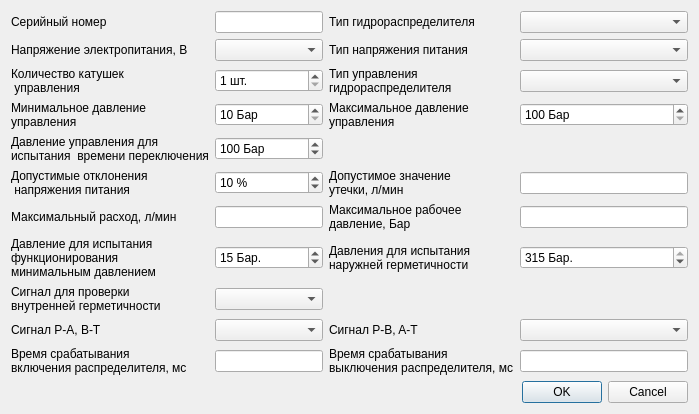
First picture: the form in hydro_title_info.ui, repository firef0xff/SSHGS01, before the edit.
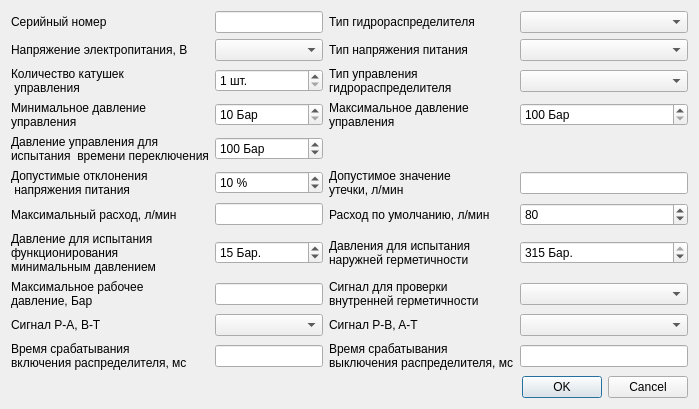
Second picture: the form after the edit.

Diff of the .ui file:
```diff
--- a/hydro_title_info.ui
+++ b/hydro_title_info.ui
@@ -133,14 +133,6 @@
        </property>
       </widget>
      </item>
-     <item row="12" column="0">
-      <widget class="QLabel" name="l_herm_signal">
-       <property name="text">
-        <string>Сигнал для проверки
-внутренней герметичности</string>
-       </property>
-      </widget>
-     </item>
      <item row="4" column="2">
       <widget class="QLabel" name="l_control_type">
        <property name="text">
@@ -287,31 +279,6 @@
        </property>
       </widget>
      </item>
-     <item row="12" column="1">
-      <widget class="QComboBox" name="HermSignal">
-       <property name="currentText">
-        <string/>
-       </property>
-       <property name="currentIndex">
-        <number>-1</number>
-       </property>
-       <item>
-        <property name="text">
-         <string>Отсутствует</string>
-        </property>
-       </item>
-       <item>
-        <property name="text">
-         <string>Катушка А</string>
-        </property>
-       </item>
-       <item>
-        <property name="text">
-         <string>Катушка Б</string>
-        </property>
-       </item>
-      </widget>
-     </item>
      <item row="13" column="2">
       <widget class="QLabel" name="l_pbat_signal">
        <property name="text">
@@ -365,14 +332,6 @@
        </property>
       </widget>
      </item>
-     <item row="8" column="2">
-      <widget class="QLabel" name="l_max_work_pressure">
-       <property name="text">
-        <string>Максимальное рабочее
-давление, Бар</string>
-       </property>
-      </widget>
-     </item>
      <item row="10" column="2">
       <widget class="QLabel" name="l_herm_pressure">
        <property name="text">
@@ -496,19 +455,6 @@
        </property>
       </widget>
      </item>
-     <item row="8" column="3">
-      <widget class="QLineEdit" name="MaxWorkPressure">
-       <property name="toolTip">
-        <string>10...315 Бар</string>
-       </property>
-       <property name="toolTipDuration">
-        <number>1000</number>
-       </property>
-       <property name="clearButtonEnabled">
-        <bool>true</bool>
-       </property>
-      </widget>
-     </item>
      <item row="6" column="0">
       <widget class="QLabel" name="l_test_control_Pressure">
        <property name="text">
@@ -539,6 +485,86 @@
        </property>
       </widget>
      </item>
+     <item row="12" column="3">
+      <widget class="QComboBox" name="HermSignal">
+       <property name="currentText">
+        <string/>
+       </property>
+       <property name="currentIndex">
+        <number>-1</number>
+       </property>
+       <item>
+        <property name="text">
+         <string>Отсутствует</string>
+        </property>
+       </item>
+       <item>
+        <property name="text">
+         <string>Катушка А</string>
+        </property>
+       </item>
+       <item>
+        <property name="text">
+         <string>Катушка Б</string>
+        </property>
+       </item>
+      </widget>
+     </item>
+     <item row="12" column="2">
+      <widget class="QLabel" name="l_herm_signal">
+       <property name="text">
+        <string>Сигнал для проверки
+внутренней герметичности</string>
+       </property>
+      </widget>
+     </item>
+     <item row="12" column="0">
+      <widget class="QLabel" name="l_max_work_pressure">
+       <property name="text">
+        <string>Максимальное рабочее
+давление, Бар</string>
+       </property>
+      </widget>
+     </item>
+     <item row="12" column="1">
+      <widget class="QLineEdit" name="MaxWorkPressure">
+       <property name="toolTip">
+        <string>10...315 Бар</string>
+       </property>
+       <property name="toolTipDuration">
+        <number>1000</number>
+       </property>
+       <property name="clearButtonEnabled">
+        <bool>true</bool>
+       </property>
+      </widget>
+     </item>
+     <item row="8" column="3">
+      <widget class="QSpinBox" name="DefExpenditure">
+       <property name="toolTip">
+        <string>10...660 л/мин.</string>
+       </property>
+       <property name="toolTipDuration">
+        <number>1000</number>
+       </property>
+       <property name="minimum">
+        <number>10</number>
+       </property>
+       <property name="maximum">
+        <number>660</number>
+       </property>
+       <property name="value">
+        <number>80</number>
+       </property>
+      </widget>
+     </item>
+     <item row="8" column="2">
+      <widget class="QLabel" name="l_def_expenditure">
+       <property name="text">
+        <string>Расход по умолчанию, л/мин</string>
+       </property>
+      </widget>
+     </item>
     </layout>
    </item>
    <item>
```
Left out of the diff: 5 changed lines with no effect on the pictures.
